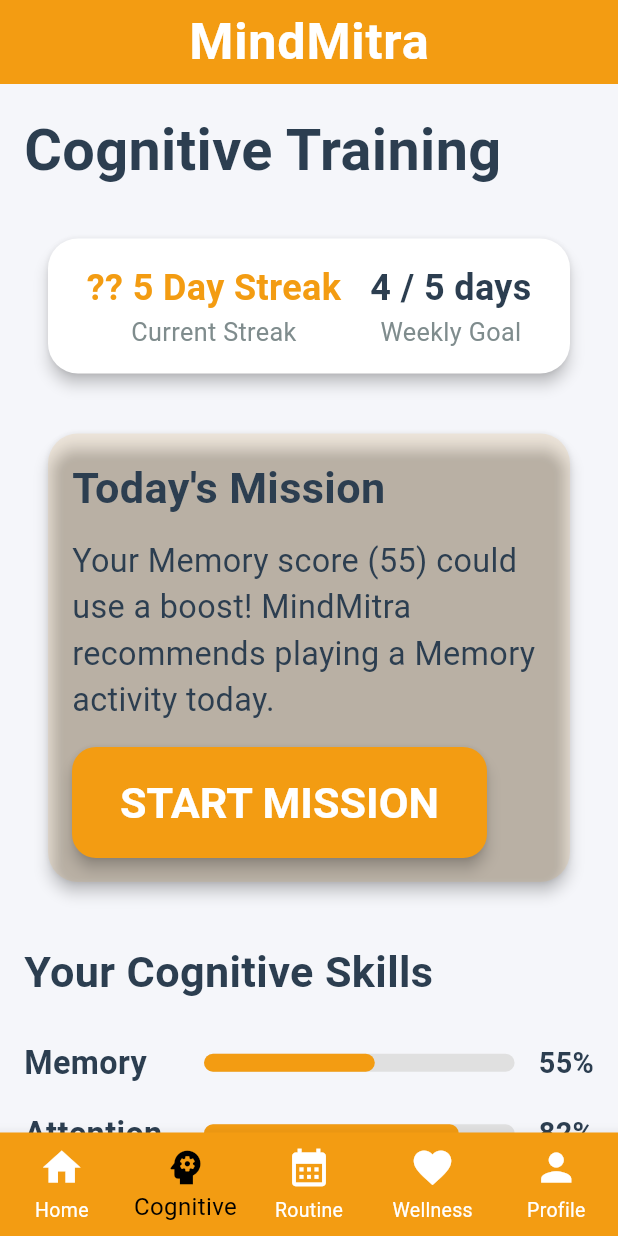
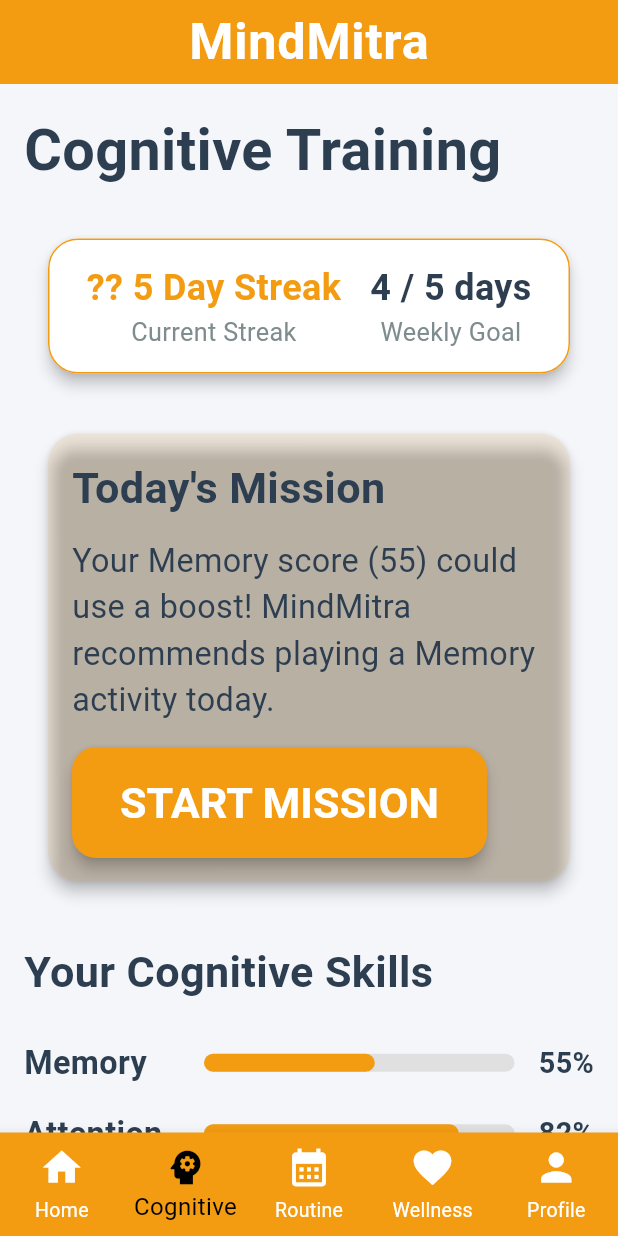
Before and after one commit to Ragul-Gunasekaran/MindMitra, a Flutter app: the MyHomePage screen opened directly, item 2 of the bottom bar chosen, on a phone screen of 412 x 824 dp. Run offline on Flutter 3.47's test engine with Material 3 defaults, Android fonts, the phone set to English and light mode, and no system bars; our stand-ins replace flutter_tts, shared_preferences, speech_to_text; accounts and stored records are empty.

Commit message:
fix: update CardTheme to CardThemeData and fix Card side property

```diff
--- a/lib/core/theme/app_theme.dart
+++ b/lib/core/theme/app_theme.dart
@@ -42,7 +42,7 @@
           shape: RoundedRectangleBorder(borderRadius: BorderRadius.circular(16), side: const BorderSide(color: Colors.black, width: 2)),
         ),
       ),
-      cardTheme: CardTheme(
+      cardTheme: CardThemeData(
         color: Colors.white,
         elevation: 8,
         margin: const EdgeInsets.symmetric(vertical: 8, horizontal: 16),
@@ -91,7 +91,7 @@
           elevation: 4,
         ),
       ),
-      cardTheme: CardTheme(
+      cardTheme: CardThemeData(
         color: cardBackground,
         elevation: 4,
         margin: const EdgeInsets.symmetric(vertical: 8, horizontal: 16),
--- a/lib/screens/games_dashboard.dart
+++ b/lib/screens/games_dashboard.dart
@@ -20,7 +20,7 @@
           const SizedBox(height: 24),
           Card(
             color: Colors.white,
-            side: const BorderSide(color: AppTheme.primaryOrange),
+            shape: RoundedRectangleBorder(side: const BorderSide(color: AppTheme.primaryOrange), borderRadius: BorderRadius.circular(20)),
             child: const Padding(
               padding: EdgeInsets.all(16.0),
               child: Row(
```
